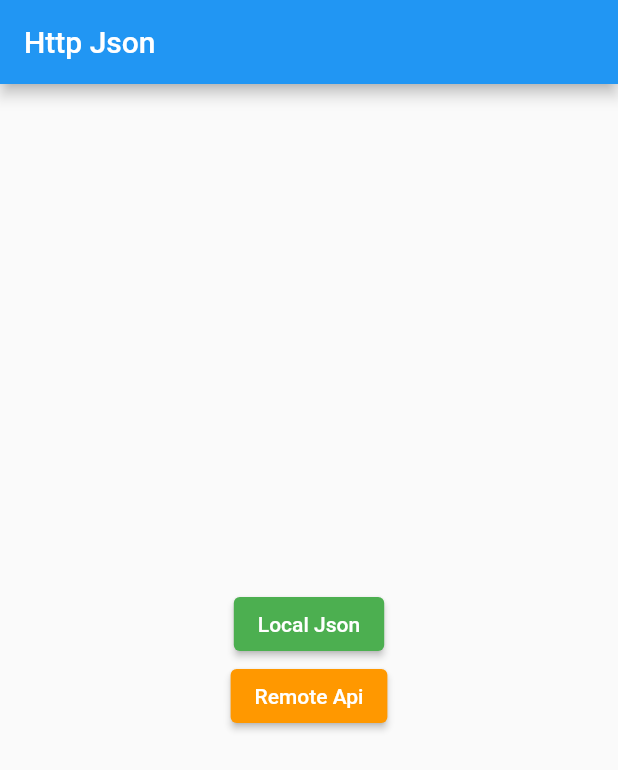
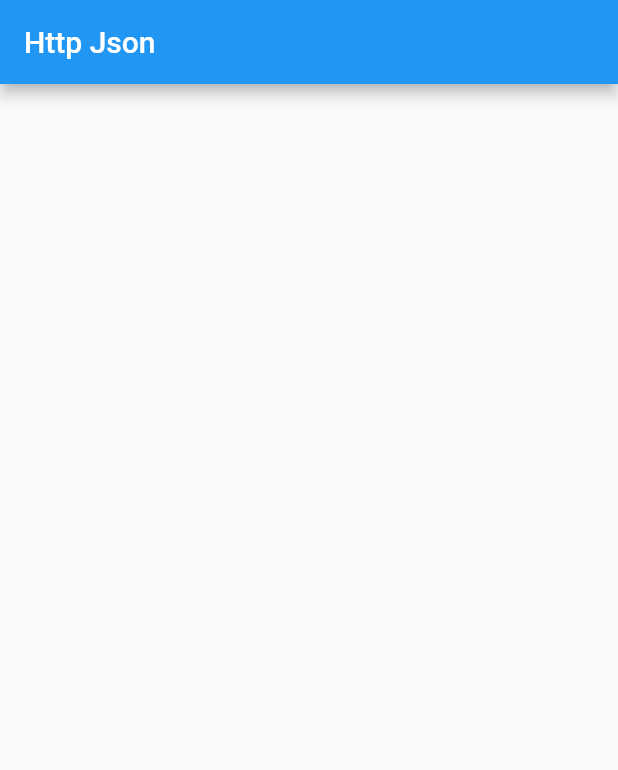
Before and after one commit to Gokdenizsari/flutter_json_http, a Flutter app: the screen it shows after launch, on a phone screen of 412 x 824 dp. Shown: the top 770 px of the screen. Run offline on Flutter 3.47's test engine with Material 2 defaults, Android fonts, the phone set to English and light mode, and no system bars.

Commit message:
Update main.dart

```diff
--- a/lib/main.dart
+++ b/lib/main.dart
@@ -1,6 +1,5 @@
 import 'package:flutter/material.dart';
-import 'package:flutter_json_http/local_json.dart';
-import 'package:flutter_json_http/remote_api.dart';
+
 
 void main() {
   runApp(const MyApp());
@@ -34,7 +33,7 @@ class MyHomePage extends StatelessWidget {
         child: Column(
           mainAxisAlignment: MainAxisAlignment.center,
           children: <Widget>[
-            ElevatedButton(
+        /*    ElevatedButton(
                 style: ElevatedButton.styleFrom(primary: Colors.green),
                 onPressed: () {
                   Navigator.of(context).push(MaterialPageRoute(
@@ -48,7 +47,7 @@ class MyHomePage extends StatelessWidget {
                       builder: (context) => const RemoteApi()));
                 },
                 child: const Text('Remote Api')),
-          ],
+          */],
         ),
       ),
     );
```
